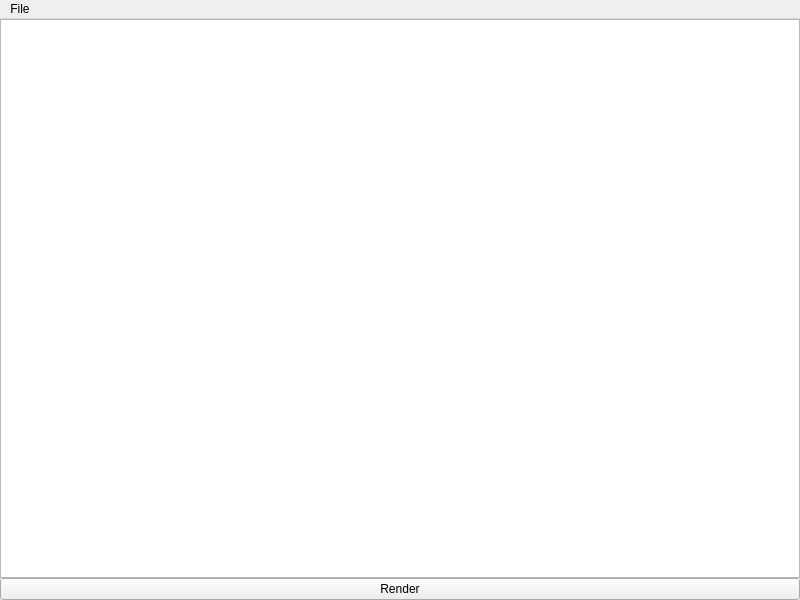
This is src/gui/mainwindow.ui in Yt-trium/Couscous-raytracer as Qt 5 draws it before an edit. The edited form follows.
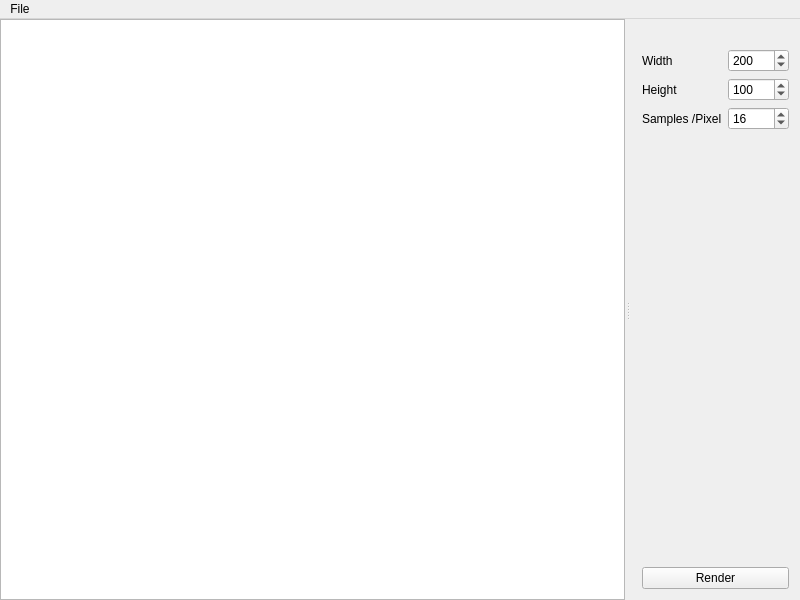
This is the edited form.

Commit message: add QDockWidget for parameters

Diff of the .ui file:
```diff
--- a/src/gui/mainwindow.ui
+++ b/src/gui/mainwindow.ui
@@ -33,13 +33,6 @@
     <item row="0" column="0">
      <widget class="QGraphicsView" name="graphicsView"/>
     </item>
-    <item row="1" column="0">
-     <widget class="QPushButton" name="do_render">
-      <property name="text">
-       <string>Render</string>
-      </property>
-     </widget>
-    </item>
    </layout>
   </widget>
   <widget class="QMenuBar" name="menuBar">
@@ -59,6 +52,101 @@
    </widget>
    <addaction name="menuFile"/>
   </widget>
+  <widget class="QDockWidget" name="dockWidget">
+   <property name="features">
+    <set>QDockWidget::DockWidgetMovable</set>
+   </property>
+   <property name="allowedAreas">
+    <set>Qt::LeftDockWidgetArea|Qt::RightDockWidgetArea</set>
+   </property>
+   <attribute name="dockWidgetArea">
+    <number>2</number>
+   </attribute>
+   <widget class="QWidget" name="dockWidgetContents">
+    <layout class="QGridLayout" name="gridLayout_2">
+     <item row="1" column="0">
+      <widget class="QLabel" name="label_height">
+       <property name="text">
+        <string>Height</string>
+       </property>
+      </widget>
+     </item>
+     <item row="3" column="0" colspan="2">
+      <spacer name="verticalSpacer">
+       <property name="orientation">
+        <enum>Qt::Vertical</enum>
+       </property>
+       <property name="sizeHint" stdset="0">
+        <size>
+         <width>20</width>
+         <height>40</height>
+        </size>
+       </property>
+      </spacer>
+     </item>
+     <item row="4" column="0" colspan="2">
+      <widget class="QPushButton" name="pushButton_render">
+       <property name="text">
+        <string>Render</string>
+       </property>
+      </widget>
+     </item>
+     <item row="0" column="0">
+      <widget class="QLabel" name="label_width">
+       <property name="text">
+        <string>Width</string>
+       </property>
+      </widget>
+     </item>
+     <item row="1" column="1">
+      <widget class="QSpinBox" name="spinBox_height">
+       <property name="minimum">
+        <number>1</number>
+       </property>
+       <property name="maximum">
+        <number>10000</number>
+       </property>
+       <property name="value">
+        <number>100</number>
+       </property>
+      </widget>
+     </item>
+     <item row="0" column="1">
+      <widget class="QSpinBox" name="spinBox_width">
+       <property name="minimum">
+        <number>1</number>
+       </property>
+       <property name="maximum">
+        <number>10000</number>
+       </property>
+       <property name="value">
+        <number>200</number>
+       </property>
+      </widget>
+     </item>
+     <item row="2" column="0">
+      <widget class="QLabel" name="label_spp">
+       <property name="text">
+        <string>Samples /Pixel</string>
+       </property>
+      </widget>
+     </item>
+     <item row="2" column="1">
+      <widget class="QSpinBox" name="spinBox_spp">
+       <property name="minimum">
+        <number>1</number>
+       </property>
+       <property name="maximum">
+        <number>1024</number>
+       </property>
+       <property name="value">
+        <number>16</number>
+       </property>
+      </widget>
+     </item>
+    </layout>
+   </widget>
+  </widget>
   <action name="actionSave_As_Image">
    <property name="text">
     <string>Save As Image</string>
```
Left out of the diff: 7 changed lines with no effect on the pictures. The commit also changes 1 other file.
